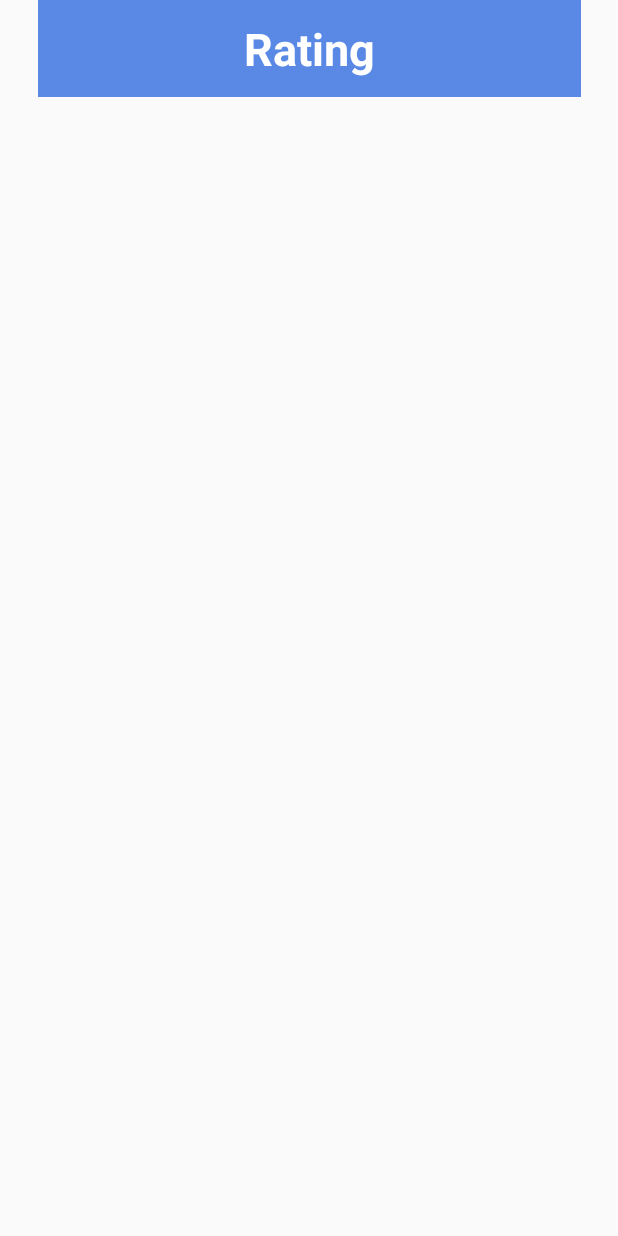
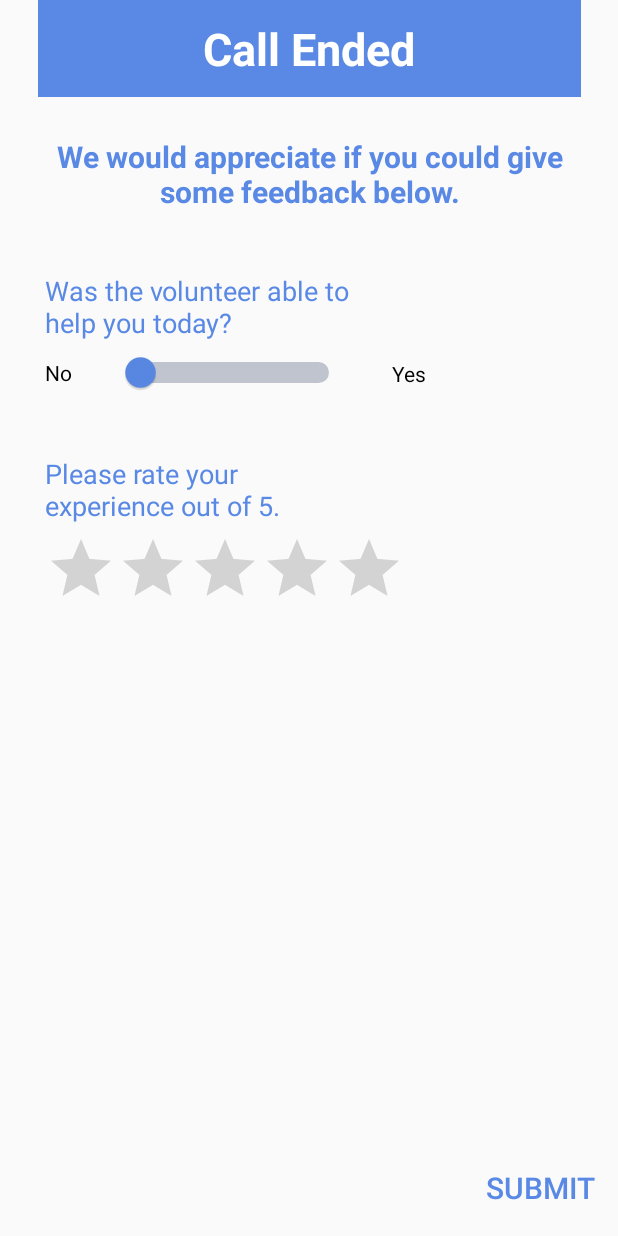
Before and after one commit to PeterJamesO/Diabuddy, an Android app: the userRating screen opened directly, with no data from a screen before it, on a phone screen of 412 x 824 dp. Run offline under Robolectric (Android 15) with nearby library versions, the phone set to English and light mode, and no system bars.

Commit message:
User Rating  - Added content to user rating screen

```diff
--- a/app/src/main/java/whsct/test/userRating.java
+++ b/app/src/main/java/whsct/test/userRating.java
@@ -19,4 +19,9 @@ public class userRating extends AppCompatActivity {
         Intent intent = new Intent(this, MainMenu.class);
         startActivity(intent);
     }
+
+    public void submitButton(View view){
+        Intent intent = new Intent(this, MainMenu.class);
+        startActivity(intent);
+    }
 }
--- a/app/src/main/res/layout/user_rating.xml
+++ b/app/src/main/res/layout/user_rating.xml
@@ -14,7 +14,7 @@
         android:background="#5989e5"
         android:paddingBottom="12dp"
         android:paddingTop="12dp"
-        android:text="Rating"
+        android:text="Call Ended"
         android:textAlignment="center"
         android:textColor="#ffffff"
         android:textSize="30sp"
@@ -23,4 +23,97 @@
         app:layout_constraintLeft_toLeftOf="parent"
         app:layout_constraintRight_toRightOf="parent"
         app:layout_constraintTop_toTopOf="parent" />
+
+    <TextView
+        android:id="@+id/textView16"
+        android:layout_width="203dp"
+        android:layout_height="52dp"
+        android:layout_marginLeft="30dp"
+        android:layout_marginTop="40dp"
+        android:text="Was the volunteer able to help you today?"
+        android:textAlignment="viewStart"
+        android:textColor="#5989e5"
+        android:textSize="18sp"
+        app:layout_constraintLeft_toLeftOf="parent"
+        app:layout_constraintTop_toBottomOf="@+id/textView17" />
+
+    <TextView
+        android:id="@+id/textView19"
+        android:layout_width="203dp"
+        android:layout_height="52dp"
+        android:layout_marginLeft="30dp"
+        android:layout_marginTop="40dp"
+        android:text="Please rate your experience out of 5."
+        android:textAlignment="viewStart"
+        android:textColor="#5989e5"
+        android:textSize="18sp"
+        app:layout_constraintLeft_toLeftOf="parent"
+        app:layout_constraintTop_toBottomOf="@+id/switch2" />
+
+    <TextView
+        android:id="@+id/textView17"
+        android:layout_width="0dp"
+        android:layout_height="wrap_content"
+        android:layout_marginLeft="30dp"
+        android:layout_marginRight="30dp"
+        android:layout_marginTop="26dp"
+        android:text="We would appreciate if you could give some feedback below."
+        android:textAlignment="center"
+        android:textColor="#5989e5"
+        android:textSize="20sp"
+        android:textStyle="bold"
+        app:layout_constraintHorizontal_bias="0.0"
+        app:layout_constraintLeft_toLeftOf="parent"
+        app:layout_constraintRight_toRightOf="parent"
+        app:layout_constraintTop_toBottomOf="@+id/textView15" />
+
+    <Switch
+        android:id="@+id/switch2"
+        android:layout_width="200dp"
+        android:layout_height="30dp"
+        android:layout_marginLeft="30dp"
+        android:layout_marginTop="0dp"
+        android:switchMinWidth="150dp"
+        android:text="No"
+        android:thumbTint="#5989e5"
+        android:trackTint="#14284f"
+        app:layout_constraintLeft_toLeftOf="parent"
+        app:layout_constraintTop_toBottomOf="@+id/textView16" />
+
+    <TextView
+        android:id="@+id/textView18"
+        android:layout_width="25dp"
+        android:layout_height="31dp"
+        android:text="Yes"
+        android:textColor="#000000"
+        android:gravity="center"
+        app:layout_constraintLeft_toRightOf="@+id/switch2"
+        android:layout_marginLeft="30dp"
+        app:layout_constraintTop_toTopOf="@+id/switch2"
+        android:layout_marginTop="0dp" />
+
+    <RatingBar
+        android:id="@+id/ratingBar"
+        style="@android:style/Widget.DeviceDefault.Light.RatingBar"
+        android:layout_width="wrap_content"
+        android:layout_height="wrap_content"
+        android:layout_marginLeft="30dp"
+        android:layout_marginTop="0dp"
+        app:layout_constraintLeft_toLeftOf="parent"
+        app:layout_constraintTop_toBottomOf="@+id/textView19" />
+
+    <Button
+        android:id="@+id/button9"
+        android:layout_width="wrap_content"
+        android:layout_height="wrap_content"
+        android:layout_marginBottom="8dp"
+        android:layout_marginRight="8dp"
+        android:background="@android:color/transparent"
+        android:onClick="submitButton"
+        android:text="Submit"
+        android:textColor="#5989e5"
+        android:textSize="20sp"
+        app:layout_constraintBottom_toBottomOf="parent"
+        app:layout_constraintRight_toRightOf="parent" />
+
 </android.support.constraint.ConstraintLayout>
```
